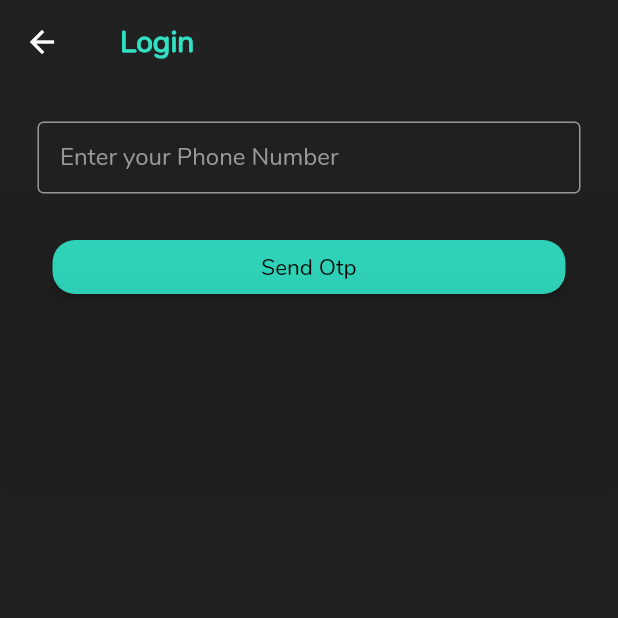
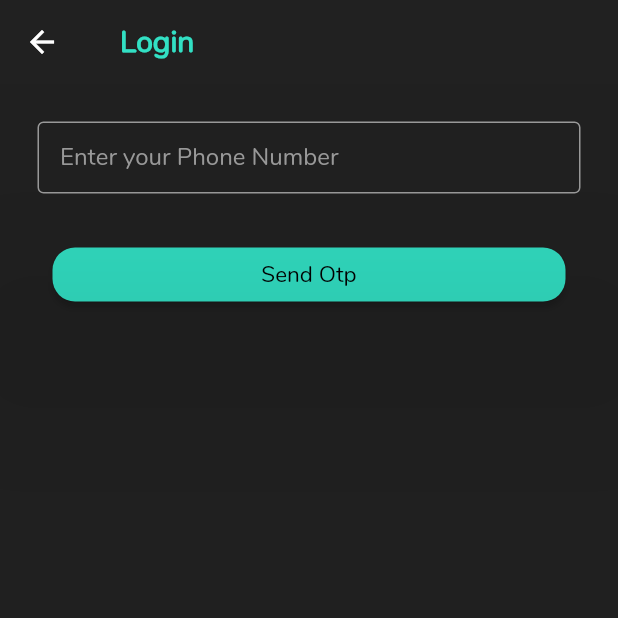
Before and after one commit to ankithans/help-me, a Flutter app: the screen it shows after launch, after a tap on "Log In", on a phone screen of 412 x 824 dp, the top half of it. Run offline on Flutter 3.47's test engine with Material 2 defaults, Android fonts, the phone set to English and light mode, and no system bars; our stand-ins replace firebase_messaging, flare_flutter, flutter_local_notifications, flutter_secure_storage, fluttertoast, location and 2 more; accounts and stored records are empty; network calls fail.

Commit message:
fix: auth flow fixed

```diff
--- a/client/helpMe/lib/main.dart
+++ b/client/helpMe/lib/main.dart
@@ -136,6 +136,9 @@ class _MyAppState extends State<MyApp> {
 
   @override
   Widget build(BuildContext context) {
+    return FutureBuilder(
+      future: secureStorage.read(key: "token"),
+      builder: (context, snapshot) {
         return MaterialApp(
           debugShowCheckedModeBanner: false,
           theme: ThemeData(
@@ -147,11 +150,13 @@ class _MyAppState extends State<MyApp> {
                 fontSize: 20.0,
                 fontWeight: FontWeight.bold,
               ),
-          bodyText1:
-              TextStyle(fontFamily: 'Nunito', color: fontColor, fontSize: 15.0),
+              bodyText1: TextStyle(
+                  fontFamily: 'Nunito', color: fontColor, fontSize: 15.0),
             ),
           ),
           home: firstScreen(),
         );
+      },
+    );
   }
 }
--- a/client/helpMe/lib/pages/auth/login/login.dart
+++ b/client/helpMe/lib/pages/auth/login/login.dart
@@ -143,6 +143,9 @@ class _LoginState extends State<Login> {
                     obscureText: false,
                     textInputType: TextInputType.phone,
                   ),
+            SizedBox(
+              height: 5,
+            ),
             loading
                 ? Center(child: CircularProgressIndicator())
                 : Padding(
```
Also changed, not shown: client/helpMe/lib/pages/auth/signup/verify_phone.dart (+13 -5 lines). Lines whose indentation alone changed are shown as unchanged.
